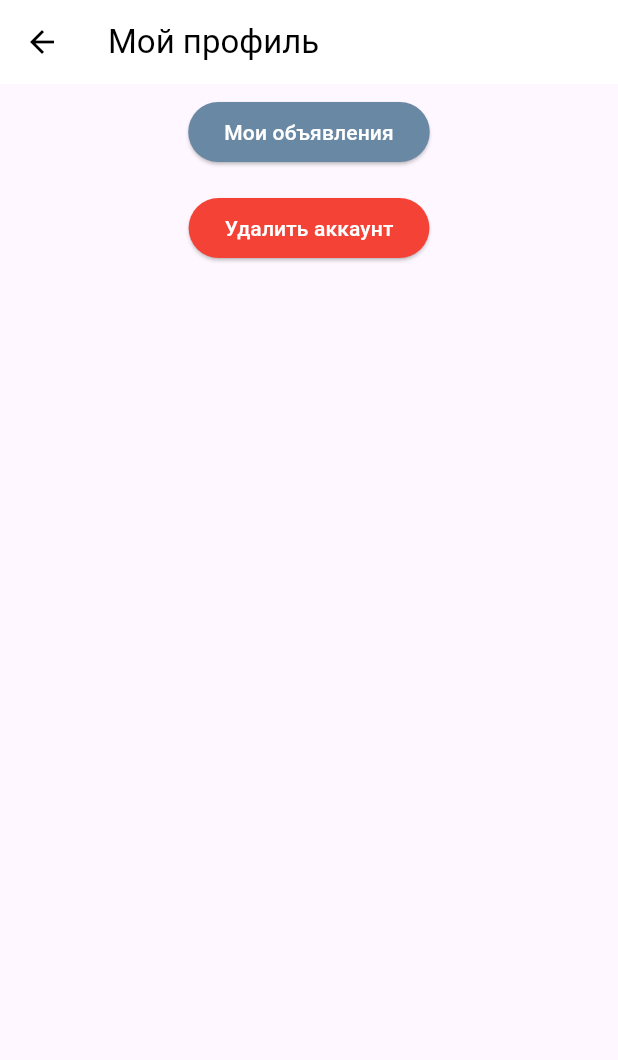
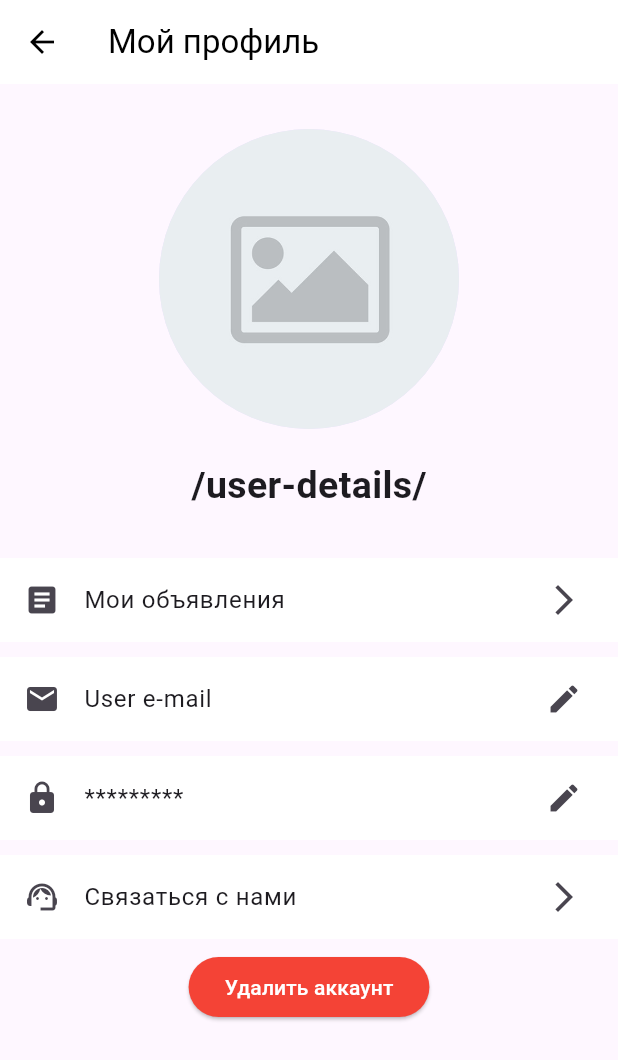
Before and after one commit to Qva3ar/shkaf, a Flutter app: the UserDetails screen opened by its route, on a phone screen of 412 x 824 dp. Shown: the top 1060 px of the screen. Run offline on Flutter 3.47's test engine with Material 3 defaults, Android fonts, the phone set to English and light mode, and no system bars; our stand-ins replace bloc, cached_network_image, carousel_slider, cloud_firestore, equatable, firebase_analytics and 20 more; missing offline and left inert: algoliasearch, image_network, in_app_update, universal_html; accounts and stored records are empty; generated files the repository leaves out were written again.

Commit message:
user_details screen update

```diff
--- a/lib/views/user/user_details.dart
+++ b/lib/views/user/user_details.dart
@@ -60,18 +60,67 @@
       appBar: AppBar(
         title: const Text("Мой профиль"),
       ),
-      body: Column(children: [
-        // Text(currentUser.email.toString(), style: TextStyle(fontSize: 20, fontWeight: ),),
-        Padding(
-          padding: const EdgeInsets.all(8.0),
-          child: Center(
-            child: ElevatedButton(
-                onPressed: () {
+      body: Container(
+        color: Color.fromARGB(0, 242, 242, 247),
+        width: double.infinity,
+        child: Column(crossAxisAlignment: CrossAxisAlignment.center, children: [
+          SizedBox(height: 30),
+          Container(
+              height: 200,
+              width: 200,
+              child: CircleAvatar(
+                  backgroundImage:
+                      AssetImage('assets/images/img_placeholder.jpeg'))),
+          SizedBox(height: 20),
+          Text(
+            '$userDetails',
+            style: TextStyle(fontSize: 25, fontWeight: FontWeight.w600),
+          ),
+          SizedBox(height: 30),
+          Container(
+            color: Colors.white,
+            width: double.infinity,
+            child: ListTile(
+              leading: Icon(Icons.article),
+              title: Text('Мои объявления'),
+              trailing: Icon(Icons.arrow_forward_ios),
+              onTap: () {
                 Navigator.of(context).pushNamed(userNotes);
               },
-                child: const Text('Мои объявления')),
             ),
           ),
+          SizedBox(height: 10),
+          Container(
+            color: Colors.white,
+            width: double.infinity,
+            child: ListTile(
+              leading: Icon(Icons.email),
+              title: Text('User e-mail'),
+              trailing: Icon(Icons.create),
+            ),
+          ),
+          SizedBox(height: 10),
+          Container(
+            color: Colors.white,
+            width: double.infinity,
+            child: ListTile(
+              leading: Icon(Icons.lock),
+              title: Text('*********'),
+              trailing: Icon(Icons.create),
+            ),
+          ),
+          SizedBox(height: 10),
+          Container(
+            color: Colors.white,
+            width: double.infinity,
+            child: ListTile(
+              leading: Icon(Icons.support_agent),
+              title: Text('Связаться с нами'),
+              trailing: Icon(Icons.arrow_forward_ios),
+            ),
+          ),
+          // Text(currentUser.email.toString(), style: TextStyle(fontSize: 20, fontWeight: ),),
+
           Padding(
             padding: const EdgeInsets.all(8.0),
             child: Center(
@@ -89,6 +138,7 @@
             ),
           )
         ]),
+      ),
     );
   }
 }
```
Lines whose indentation alone changed are shown as unchanged.
